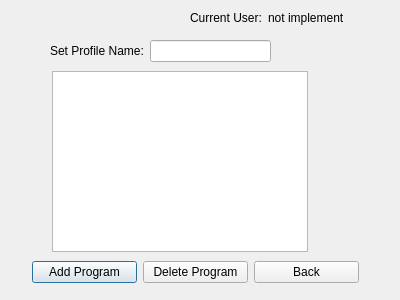
Qt form Project/DESMMenu/DESM/DESM/createProfile.ui (Dragomegak/DESM-Personal) before a commit.
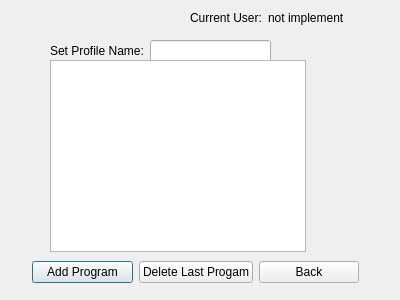
The same form after that commit.

Commit message: listwidget in createprofile populates from profile.txt

Diff of the .ui file:
```diff
--- a/Project/DESMMenu/DESM/DESM/createProfile.ui
+++ b/Project/DESMMenu/DESM/DESM/createProfile.ui
@@ -33,7 +33,7 @@
     <item>
      <widget class="QPushButton" name="deleteProgram">
       <property name="text">
-       <string>Delete Program</string>
+       <string>Delete Last Progam</string>
       </property>
      </widget>
     </item>
@@ -68,16 +68,6 @@
     </item>
    </layout>
   </widget>
-  <widget class="QListView" name="applicationListView">
-   <property name="geometry">
-    <rect>
-     <x>52</x>
-     <y>71</y>
-     <width>256</width>
-     <height>181</height>
-    </rect>
-   </property>
-  </widget>
   <widget class="QWidget" name="layoutWidget">
    <property name="geometry">
     <rect>
@@ -104,6 +94,16 @@
     </item>
    </layout>
   </widget>
+  <widget class="QListWidget" name="listWidget">
+   <property name="geometry">
+    <rect>
+     <x>50</x>
+     <y>60</y>
+     <width>256</width>
+     <height>192</height>
+    </rect>
+   </property>
+  </widget>
  </widget>
  <resources/>
  <connections/>
```
The commit also changes 16 other files.
